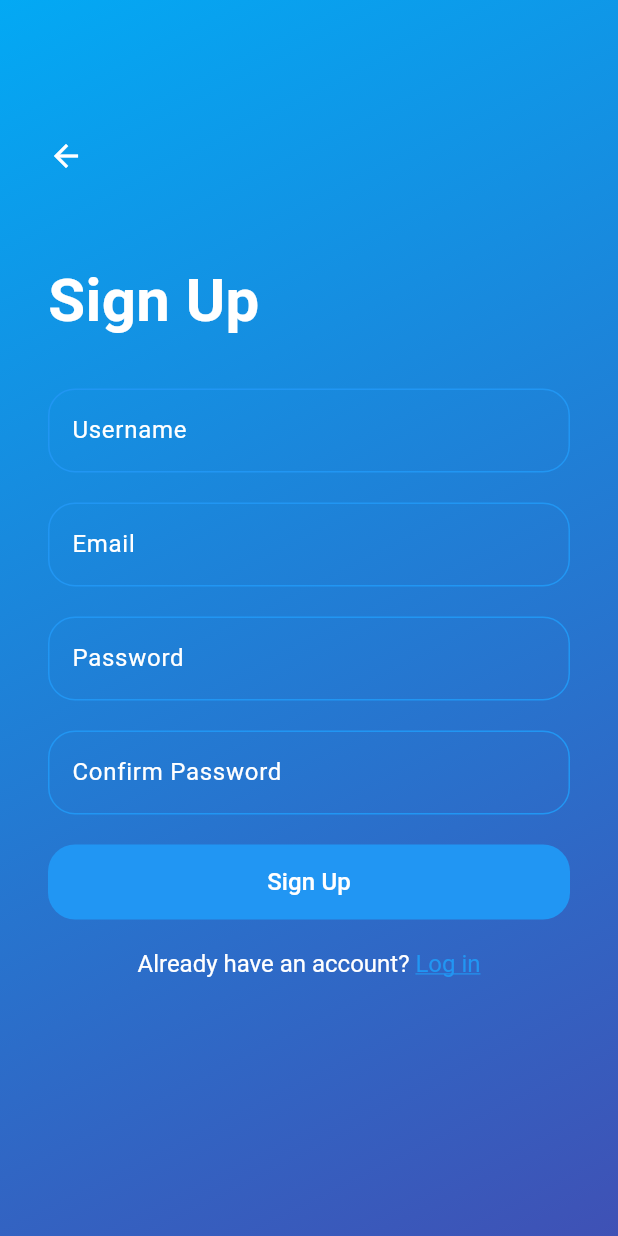
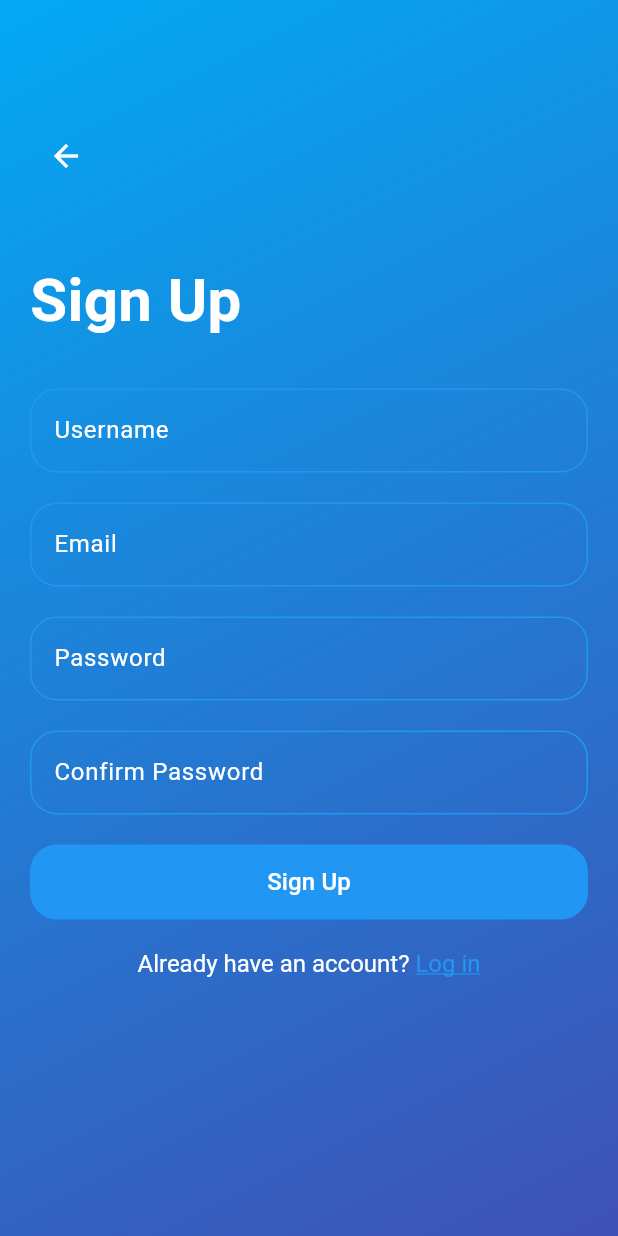
Before and after one commit to riskilinardi/ShiokWeather, a Flutter app: the SignupPage screen opened directly, on a phone screen of 412 x 824 dp. Run offline on Flutter 3.47's test engine with Material 3 defaults, Android fonts, the phone set to English and light mode, and no system bars; our stand-ins replace curved_navigation_bar, material_design_icons_flutter, shared_preferences; missing offline and left inert: flutter_launcher_icons; accounts and stored records are empty.

Commit message:
Updated box size

```diff
--- a/lib/signuppage.dart
+++ b/lib/signuppage.dart
@@ -44,7 +44,7 @@ class _SignupPageState extends State<SignupPage> {
 
   Widget _page() {
     return Padding(
-      padding: const EdgeInsets.all(32.0),
+      padding: const EdgeInsets.all(20.0),
       child: Center(
         child: Column(
           mainAxisAlignment: MainAxisAlignment.center,
```
